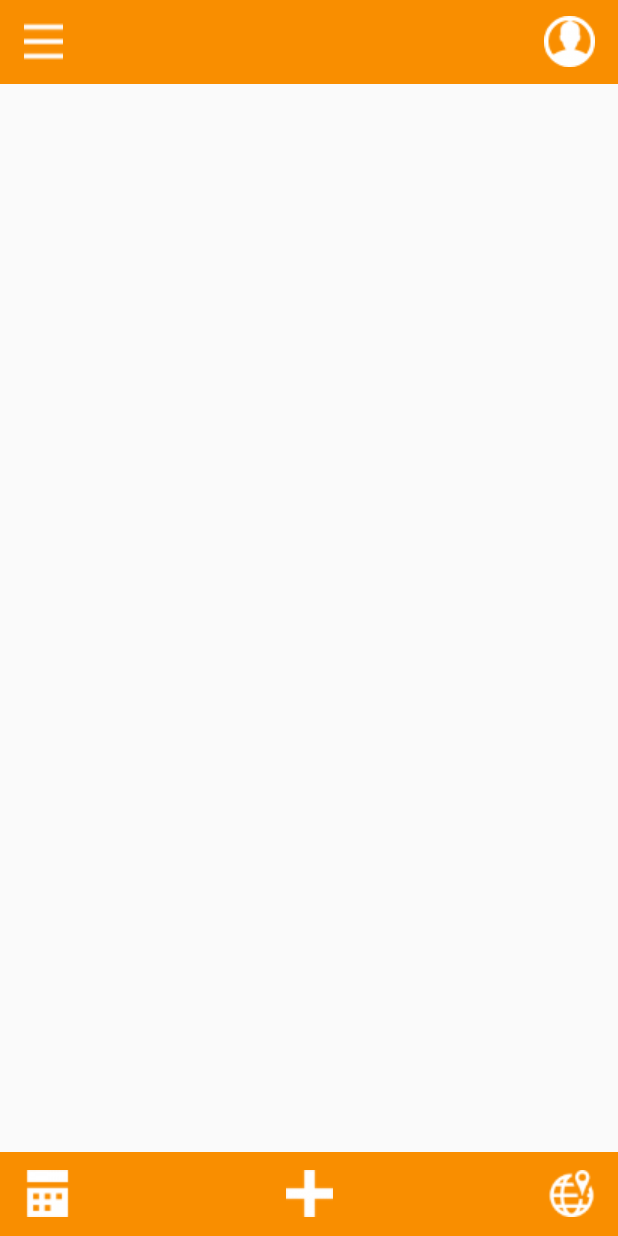
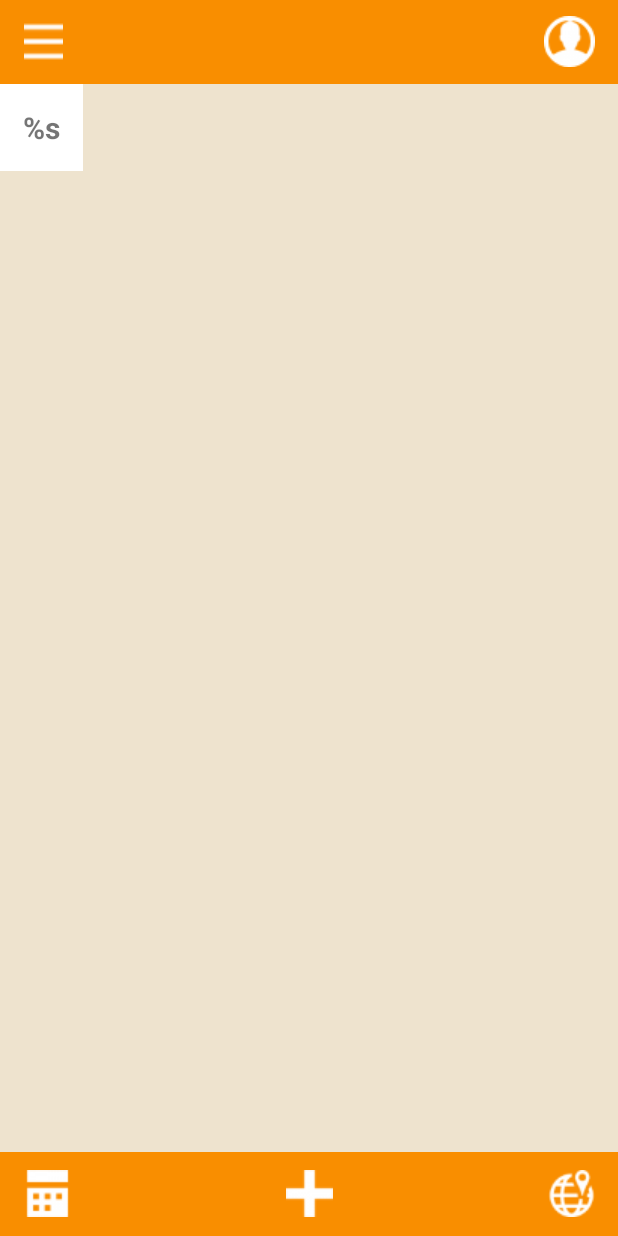
Before and after one commit to arunima1820/HackUTD-VI, an Android app: the ListActivity screen opened directly, with no data from a screen before it, on a phone screen of 412 x 824 dp. Run offline under Robolectric (Android 15) with nearby library versions, the phone set to English and light mode, and no system bars.

Commit message:
commit view event page

```diff
--- a/app/src/main/AndroidManifest.xml
+++ b/app/src/main/AndroidManifest.xml
@@ -9,7 +9,8 @@
         android:roundIcon="@mipmap/ic_launcher_round"
         android:supportsRtl="true"
         android:theme="@style/AppTheme">
-        <activity android:name=".AddActivity"></activity>
+        <activity android:name=".DetailActivity"></activity>
+        <activity android:name=".AddActivity" />
         <activity android:name=".calendarActivity" />
         <activity android:name=".ListActivity" />
         <activity android:name=".MainActivity">
--- a/app/src/main/res/layout/activity_add.xml
+++ b/app/src/main/res/layout/activity_add.xml
@@ -175,6 +175,7 @@
         android:weightSum="2">
 
         <Button
+            android:id="@+id/cancelAdd"
             android:layout_width="0dp"
             android:layout_height="wrap_content"
             android:layout_marginRight="10dp"
@@ -183,6 +184,7 @@
             android:text="Cancel" />
 
         <Button
+            android:id="@+id/addEvent"
             android:layout_width="0dp"
             android:layout_height="wrap_content"
             android:layout_marginLeft="10dp"
--- a/app/src/main/res/layout/activity_list.xml
+++ b/app/src/main/res/layout/activity_list.xml
@@ -1,8 +1,9 @@
 <?xml version="1.0" encoding="utf-8"?>
-    <RelativeLayout xmlns:android="http://schemas.android.com/apk/res/android"
+
+<LinearLayout xmlns:android="http://schemas.android.com/apk/res/android"
     android:layout_width="match_parent"
     android:layout_height="match_parent"
-        android:fitsSystemWindows="true"
+    android:background="@color/colorAccent"
     android:orientation="vertical">
 
     <include
@@ -10,12 +11,25 @@
         android:layout_width="match_parent"
         android:layout_height="wrap_content"/>
 
-    <!-- event list -->
+    <!-- -->
+
+    <include
+        layout="@layout/list_item"
+        android:layout_height="wrap_content"
+        android:layout_width="wrap_content"/>
+
+
+    <RelativeLayout
+        android:layout_width="match_parent"
+        android:layout_height="wrap_content">
 
         <include
             layout="@layout/toolbar_bottom"
             android:layout_width="match_parent"
             android:layout_height="wrap_content"
+            android:layout_gravity="bottom"
             android:layout_alignParentBottom="true" />
 
     </RelativeLayout>
+
+</LinearLayout>
--- /dev/null
+++ b/app/src/main/res/layout/list_item.xml
@@ -0,0 +1,20 @@
+<LinearLayout
+    android:layout_width="match_parent"
+    android:layout_height="match_parent"
+    android:padding="15dp"
+    android:background="@color/white"
+    android:layout_marginVertical="30dp"
+    android:layout_marginHorizontal="20dp"
+    android:orientation="horizontal"
+    xmlns:android="http://schemas.android.com/apk/res/android">
+
+        <TextView
+            android:layout_width="match_parent"
+            android:layout_height="match_parent"
+            android:textSize="20dp"
+            android:textAlignment="viewStart"
+            android:textStyle="bold"
+            android:text="@string/event_name"/>
+
+
+    </LinearLayout>
--- a/app/src/main/res/values/colors.xml
+++ b/app/src/main/res/values/colors.xml
@@ -2,5 +2,6 @@
 <resources>
     <color name="colorPrimary">#F98E00</color>
     <color name="colorPrimaryDark">#D48010</color>
-    <color name="colorAccent">#D81B60</color>
+    <color name="colorAccent">#EEE3CE</color>
+    <color name="white">#FFFFFF</color>
 </resources>
```
Also changed, not shown: app/src/main/java/com/example/cometevents/DetailActivity.java (added, +14 -0 lines), app/src/main/res/layout/activity_detail.xml (added, +98 -0 lines), app/src/main/res/layout/activity_main.xml (+7 -3 lines), app/src/main/res/values/strings.xml (+11 -1 lines). Lines whose indentation alone changed are shown as unchanged.
